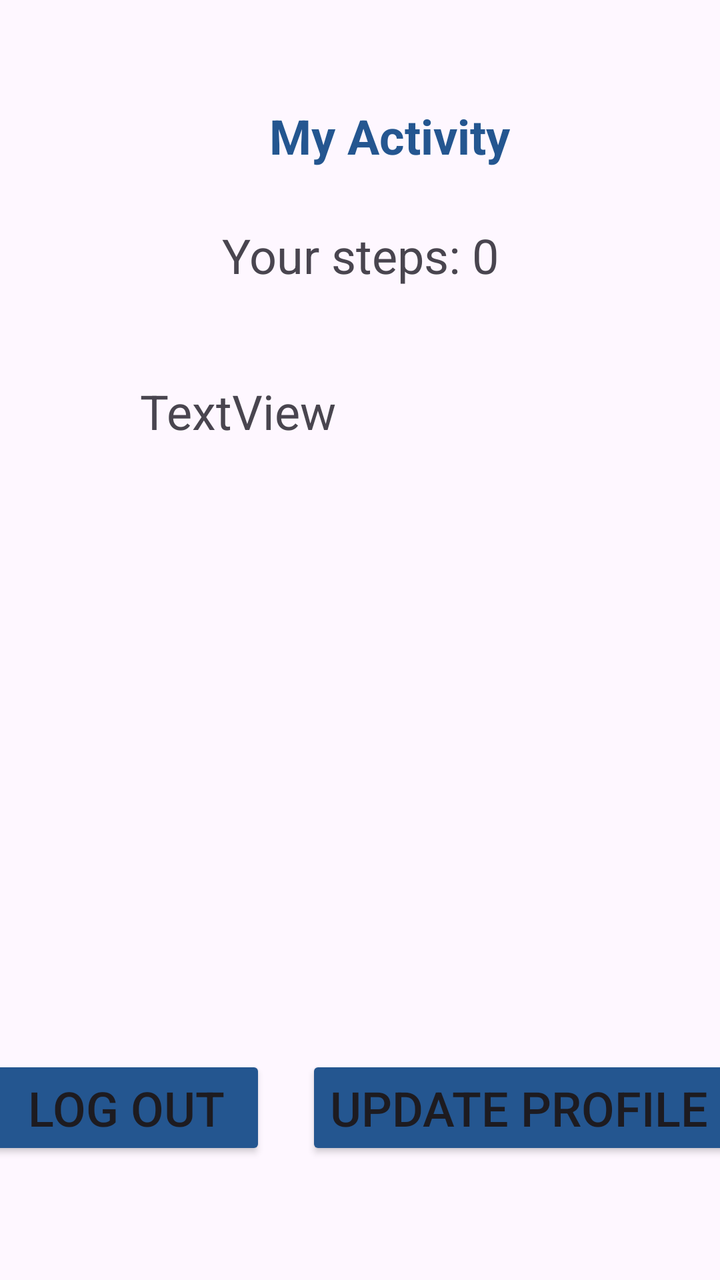
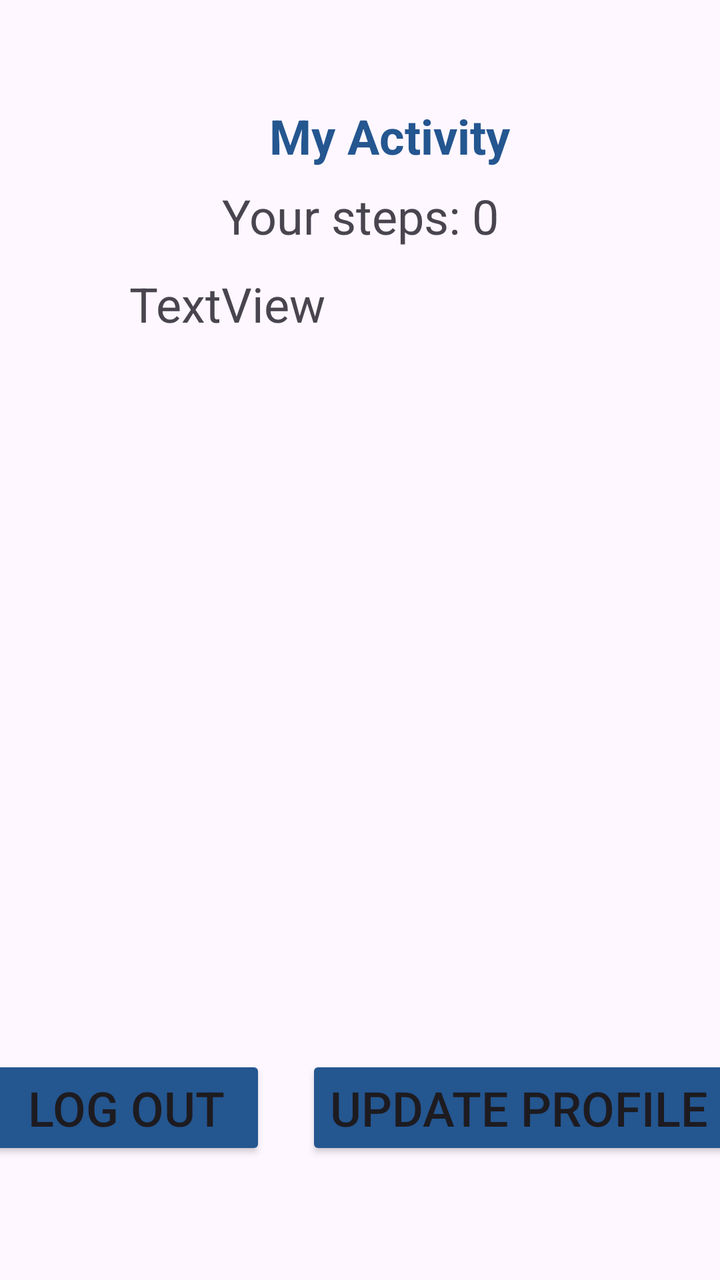

Screens rendered from an Android XML layout before and after an edit, with the pre-edit source and the edit as a unified diff.
<!-- AndroidManifest.xml: application theme Theme.LifeCycleV6 -->
<!-- res/layout/activity_homepage.xml -->
<?xml version="1.0" encoding="utf-8"?>
<androidx.constraintlayout.widget.ConstraintLayout xmlns:android="http://schemas.android.com/apk/res/android"
    xmlns:app="http://schemas.android.com/apk/res-auto"
    xmlns:tools="http://schemas.android.com/tools"
    android:id="@+id/main"
    android:layout_width="match_parent"
    android:layout_height="match_parent"
    tools:context=".HomepageActivity">

    <TextView
        android:id="@+id/textView2"
        android:layout_width="wrap_content"
        android:layout_height="wrap_content"
        android:layout_marginLeft="100dp"
        android:text="My Activity"
        android:textColor="@color/AccentBlue"
        android:textColorLink="@color/AccentBlue"
        android:textSize="24sp"
        android:textStyle="bold"
        app:layout_constraintBottom_toBottomOf="parent"
        app:layout_constraintEnd_toEndOf="parent"
        app:layout_constraintHorizontal_bias="0.248"
        app:layout_constraintStart_toStartOf="parent"
        app:layout_constraintTop_toTopOf="parent"
        app:layout_constraintVertical_bias="0.085" />

    <TextView
        android:id="@+id/steps"
        android:layout_width="wrap_content"
        android:layout_height="wrap_content"
        android:text="Your steps: 0"
        android:textSize="24sp"
        app:layout_constraintBottom_toTopOf="@+id/linearLayout"
        app:layout_constraintEnd_toEndOf="parent"
        app:layout_constraintStart_toStartOf="parent"
        app:layout_constraintTop_toTopOf="parent"
        app:layout_constraintVertical_bias="0.225" />

    <LinearLayout
        android:id="@+id/linearLayout"
        android:layout_width="373dp"
        android:layout_height="75dp"
        android:orientation="horizontal"
        app:layout_constraintBottom_toBottomOf="parent"
        app:layout_constraintEnd_toEndOf="parent"
        app:layout_constraintHorizontal_bias="0.578"
        app:layout_constraintStart_toStartOf="parent"
        app:layout_constraintTop_toTopOf="parent"
        app:layout_constraintVertical_bias="0.934">

        <Button
            android:id="@+id/logout"
            android:layout_width="wrap_content"
            android:layout_height="wrap_content"
            android:layout_marginRight="20dp"
            android:layout_weight="1"
            android:backgroundTint="@color/AccentBlue"
            android:text="Log out"
            android:textSize="24sp" />

        <Button
            android:id="@+id/countBMIbtn"
            android:layout_width="wrap_content"
            android:layout_height="wrap_content"
            android:backgroundTint="@color/AccentBlue"
            android:text="Update Profile"
            android:textColorLink="@color/AccentWhite"
            android:textSize="24sp" />
    </LinearLayout>

    <LinearLayout
        android:layout_width="280dp"
        android:layout_height="328dp"
        android:orientation="vertical"
        app:layout_constraintBottom_toBottomOf="parent"
        app:layout_constraintEnd_toEndOf="parent"
        app:layout_constraintHorizontal_bias="0.877"
        app:layout_constraintStart_toStartOf="parent"
        app:layout_constraintTop_toTopOf="parent"
        app:layout_constraintVertical_bias="0.607">

        <TextView
            android:id="@+id/profile"
            android:layout_width="match_parent"
            android:layout_height="wrap_content"
            android:text="TextView"
            android:textSize="24sp" />

    </LinearLayout>

</androidx.constraintlayout.widget.ConstraintLayout>
<!-- resources referenced by this layout -->
<resources>
  <color name="AccentBlue">#245690</color>
  <color name="AccentWhite">#F7F5EF</color>
  <style name="Theme.LifeCycleV6" parent="Base.Theme.LifeCycleV6" />
  <style name="Base.Theme.LifeCycleV6" parent="Theme.Material3.DayNight.NoActionBar">
          
          
      </style>
</resources>

<!-- the commit's change to res/layout/activity_homepage.xml (unified diff, before → after) -->
@@ -34,7 +34,7 @@
         app:layout_constraintEnd_toEndOf="parent"
         app:layout_constraintStart_toStartOf="parent"
         app:layout_constraintTop_toTopOf="parent"
-        app:layout_constraintVertical_bias="0.225" />
+        app:layout_constraintVertical_bias="0.185" />
 
     <LinearLayout
         android:id="@+id/linearLayout"
@@ -69,15 +69,15 @@
     </LinearLayout>
 
     <LinearLayout
-        android:layout_width="280dp"
-        android:layout_height="328dp"
+        android:layout_width="276dp"
+        android:layout_height="434dp"
         android:orientation="vertical"
         app:layout_constraintBottom_toBottomOf="parent"
         app:layout_constraintEnd_toEndOf="parent"
-        app:layout_constraintHorizontal_bias="0.877"
+        app:layout_constraintHorizontal_bias="0.77"
         app:layout_constraintStart_toStartOf="parent"
         app:layout_constraintTop_toTopOf="parent"
-        app:layout_constraintVertical_bias="0.607">
+        app:layout_constraintVertical_bias="0.659">
 
         <TextView
             android:id="@+id/profile"
